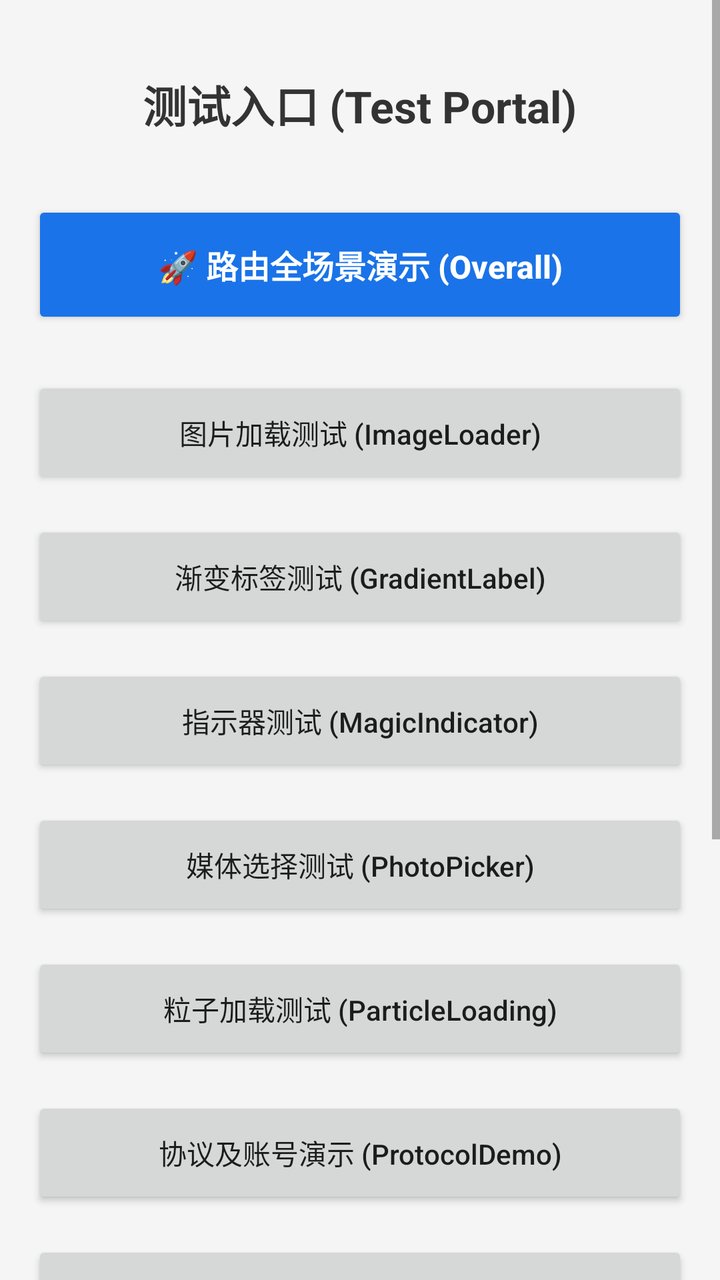
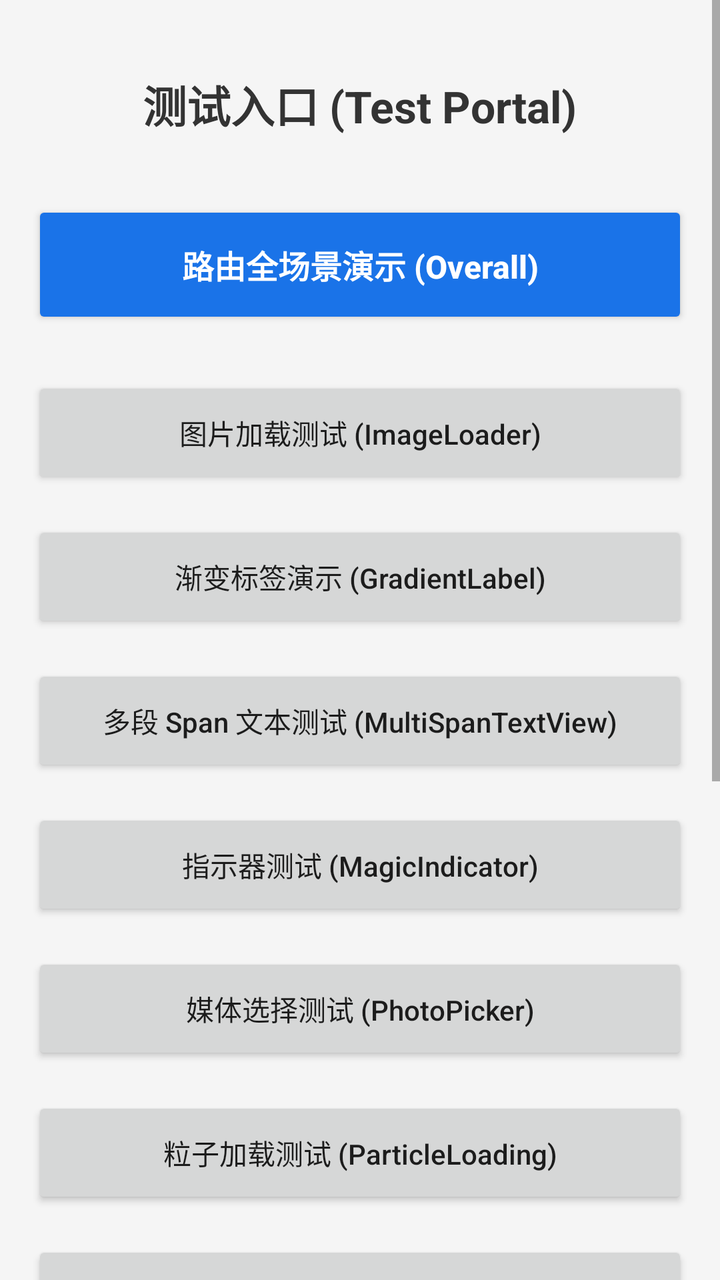

The first picture is an Android layout as it rendered before a commit; the second is the same layout after the commit. The layout source and the unified diff follow.
<!-- AndroidManifest.xml: another module's application theme Theme.ApplicationArchitecture -->
<!-- res/layout/activity_test.xml -->
<?xml version="1.0" encoding="utf-8"?>
<ScrollView xmlns:android="http://schemas.android.com/apk/res/android"
    xmlns:app="http://schemas.android.com/apk/res-auto"
    xmlns:tools="http://schemas.android.com/tools"
    android:layout_width="match_parent"
    android:layout_height="match_parent"
    android:fillViewport="true"
    android:background="#F5F5F5">

    <LinearLayout
        android:layout_width="match_parent"
        android:layout_height="wrap_content"
        android:gravity="center_horizontal"
        android:orientation="vertical"
        android:padding="16dp">

        <TextView
            android:layout_width="wrap_content"
            android:layout_height="wrap_content"
            android:layout_marginBottom="32dp"
            android:layout_marginTop="20dp"
            android:text="测试入口 (Test Portal)"
            android:textColor="#333333"
            android:textSize="22sp"
            android:textStyle="bold" />

        <Button
            android:id="@+id/btn_router_overall"
            android:layout_width="match_parent"
            android:layout_height="64dp"
            android:layout_marginBottom="24dp"
            android:text="🚀 路由全场景演示 (Overall)"
            android:textStyle="bold"
            android:textSize="16sp"
            android:textAllCaps="false"
            android:backgroundTint="#1A73E8"
            android:textColor="#FFFFFF"/>

        <Button
            android:id="@+id/btn_image_loader"
            android:layout_width="match_parent"
            android:layout_height="56dp"
            android:layout_marginBottom="16dp"
            android:text="图片加载测试 (ImageLoader)"
            android:textAllCaps="false" />

        <Button
            android:id="@+id/btn_gradient_label"
            android:layout_width="match_parent"
            android:layout_height="56dp"
            android:layout_marginBottom="16dp"
            android:text="渐变标签测试 (GradientLabel)"
            android:textAllCaps="false" />

        <Button
            android:id="@+id/btn_magic_indicator"
            android:layout_width="match_parent"
            android:layout_height="56dp"
            android:layout_marginBottom="16dp"
            android:text="指示器测试 (MagicIndicator)"
            android:textAllCaps="false" />

        <Button
            android:id="@+id/btn_photo_picker"
            android:layout_width="match_parent"
            android:layout_height="56dp"
            android:layout_marginBottom="16dp"
            android:text="媒体选择测试 (PhotoPicker)"
            android:textAllCaps="false" />

        <Button
            android:id="@+id/btn_particle_loading"
            android:layout_width="match_parent"
            android:layout_height="56dp"
            android:layout_marginBottom="16dp"
            android:text="粒子加载测试 (ParticleLoading)"
            android:textAllCaps="false" />

        <Button
            android:id="@+id/btn_protocol_demo"
            android:layout_width="match_parent"
            android:layout_height="56dp"
            android:layout_marginBottom="16dp"
            android:text="协议及账号演示 (ProtocolDemo)"
            android:textAllCaps="false" />

        <Button
            android:id="@+id/btn_webview"
            android:layout_width="match_parent"
            android:layout_height="56dp"
            android:layout_marginBottom="16dp"
            android:text="原生 Web 演示 (Custom WebView)"
            android:textAllCaps="false" />

        <Button
            android:id="@+id/btn_net_dynamic"
            android:layout_width="match_parent"
            android:layout_height="56dp"
            android:layout_marginBottom="16dp"
            android:text="动态 BaseUrl 演示 (Net Dynamic)"
            android:textAllCaps="false" />


        <Button
            android:id="@+id/btn_url_resolve"
            android:layout_width="match_parent"
            android:layout_height="56dp"
            android:layout_marginBottom="16dp"
            android:text="URL 还原测试 (Url Resolve)"
            android:textAllCaps="false" />

        <Button
            android:id="@+id/btn_router_advanced"
            android:layout_width="match_parent"
            android:layout_height="56dp"
            android:layout_marginBottom="16dp"
            android:text="高级路由演示 (Result + Interceptor)"
            android:textAllCaps="false" />


        <com.wkq.ui.widget.GradientShapeLabelView
            android:layout_width="wrap_content"
            android:layout_height="36dp"
            android:layout_marginTop="16dp"
            android:paddingStart="16dp"
            android:paddingEnd="16dp"
            app:label_bg_end_color="#FF80AB"
            app:label_bg_orientation="left_right"
            app:label_bg_radius="18dp"
            app:label_bg_start_color="#FF4081"
            app:label_left_icon="@android:drawable/ic_menu_gallery"
            app:label_text="Gradient Label Sample"
            app:label_text_color="#FFFFFF"
            app:label_text_size="13sp"
            app:label_icon_padding="4dp"
            app:label_icon_size="16dp" />

    </LinearLayout>
</ScrollView>
<!-- resources referenced by this layout -->
<resources>
  <style name="Theme.ApplicationArchitecture" parent="Theme.AppCompat.DayNight.NoActionBar" />
</resources>

<!-- the commit's change to res/layout/activity_test.xml (unified diff, before → after) -->
@@ -1,11 +1,10 @@
 <?xml version="1.0" encoding="utf-8"?>
 <ScrollView xmlns:android="http://schemas.android.com/apk/res/android"
     xmlns:app="http://schemas.android.com/apk/res-auto"
-    xmlns:tools="http://schemas.android.com/tools"
     android:layout_width="match_parent"
     android:layout_height="match_parent"
-    android:fillViewport="true"
-    android:background="#F5F5F5">
+    android:background="#F5F5F5"
+    android:fillViewport="true">
 
     <LinearLayout
         android:layout_width="match_parent"
@@ -17,8 +16,8 @@
         <TextView
             android:layout_width="wrap_content"
             android:layout_height="wrap_content"
+            android:layout_marginTop="20dp"
             android:layout_marginBottom="32dp"
-            android:layout_marginTop="20dp"
             android:text="测试入口 (Test Portal)"
             android:textColor="#333333"
             android:textSize="22sp"
@@ -29,12 +28,12 @@
             android:layout_width="match_parent"
             android:layout_height="64dp"
             android:layout_marginBottom="24dp"
-            android:text="🚀 路由全场景演示 (Overall)"
-            android:textStyle="bold"
+            android:backgroundTint="#1A73E8"
+            android:text="路由全场景演示 (Overall)"
+            android:textAllCaps="false"
+            android:textColor="#FFFFFF"
             android:textSize="16sp"
-            android:textAllCaps="false"
-            android:backgroundTint="#1A73E8"
-            android:textColor="#FFFFFF"/>
+            android:textStyle="bold" />
 
         <Button
             android:id="@+id/btn_image_loader"
@@ -49,7 +48,15 @@
             android:layout_width="match_parent"
             android:layout_height="56dp"
             android:layout_marginBottom="16dp"
-            android:text="渐变标签测试 (GradientLabel)"
+            android:text="渐变标签演示 (GradientLabel)"
+            android:textAllCaps="false" />
+
+        <Button
+            android:id="@+id/btn_multi_span_text"
+            android:layout_width="match_parent"
+            android:layout_height="56dp"
+            android:layout_marginBottom="16dp"
+            android:text="多段 Span 文本测试 (MultiSpanTextView)"
             android:textAllCaps="false" />
 
         <Button
@@ -100,7 +107,6 @@
             android:text="动态 BaseUrl 演示 (Net Dynamic)"
             android:textAllCaps="false" />
 
-
         <Button
             android:id="@+id/btn_url_resolve"
             android:layout_width="match_parent"
@@ -117,7 +123,6 @@
             android:text="高级路由演示 (Result + Interceptor)"
             android:textAllCaps="false" />
 
-
         <com.wkq.ui.widget.GradientShapeLabelView
             android:layout_width="wrap_content"
             android:layout_height="36dp"
@@ -128,12 +133,12 @@
             app:label_bg_orientation="left_right"
             app:label_bg_radius="18dp"
             app:label_bg_start_color="#FF4081"
+            app:label_icon_padding="4dp"
+            app:label_icon_size="16dp"
             app:label_left_icon="@android:drawable/ic_menu_gallery"
             app:label_text="Gradient Label Sample"
             app:label_text_color="#FFFFFF"
-            app:label_text_size="13sp"
-            app:label_icon_padding="4dp"
-            app:label_icon_size="16dp" />
+            app:label_text_size="13sp" />
 
     </LinearLayout>
 </ScrollView>
